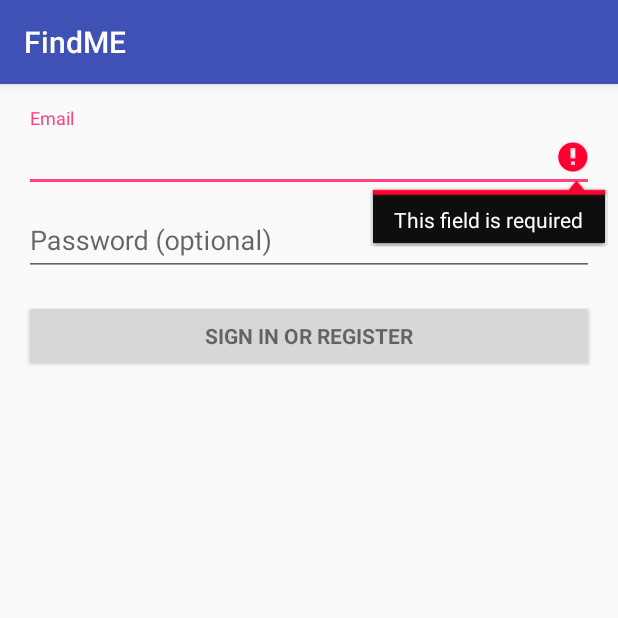
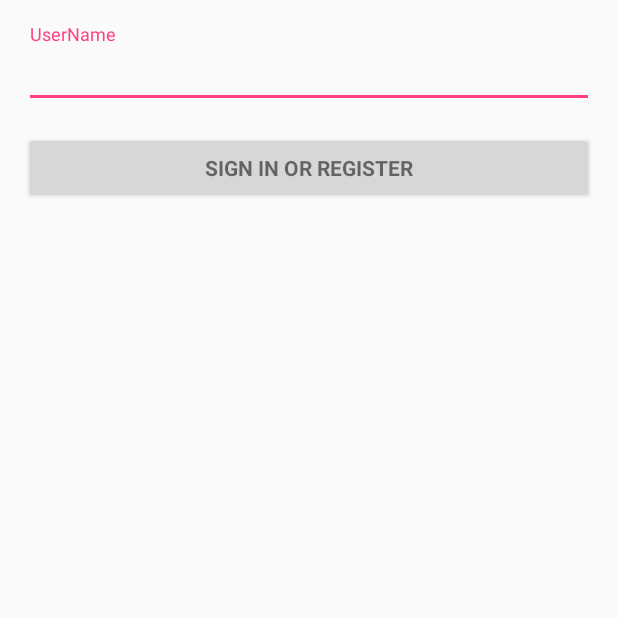
Before and after one commit to zhcfcl/FindME-Kotlin, an Android app: the screen it shows after launch (LoginActivity), after a tap on "SIGN IN OR REGISTER", on a phone screen of 412 x 824 dp, the top half of it. Run offline under Robolectric (Android 15) with nearby library versions, the phone set to English and light mode, and no system bars.

Commit message:
Project-init

```diff
--- a/app/src/main/AndroidManifest.xml
+++ b/app/src/main/AndroidManifest.xml
@@ -1,7 +1,7 @@
 <?xml version="1.0" encoding="utf-8"?>
 <manifest xmlns:android="http://schemas.android.com/apk/res/android"
     package="person.zhc.findme">
-    <!-- To auto-complete the email text field in the login form with the user's emails -->
+    <!-- To auto-complete userNamemail text field in the login form with the user's emails -->
     <uses-permission android:name="android.permission.GET_ACCOUNTS" />
     <uses-permission android:name="android.permission.READ_PROFILE" />
     <uses-permission android:name="android.permission.READ_CONTACTS" />
@@ -14,7 +14,7 @@
         android:supportsRtl="true"
         android:theme="@style/AppTheme">
         <activity
-            android:name=".LoginActivity"
+            android:name=".view.LoginActivity"
             android:label="@string/app_name">
             <intent-filter>
                 <action android:name="android.intent.action.MAIN" />
--- a/app/src/main/java/person/zhc/findme/LoginActivity.kt
+++ /dev/null
@@ -1,295 +0,0 @@
-package person.zhc.findme
-
-import android.animation.Animator
-import android.animation.AnimatorListenerAdapter
-import android.annotation.TargetApi
-import android.content.pm.PackageManager
-import android.support.design.widget.Snackbar
-import android.support.v7.app.AppCompatActivity
-import android.app.LoaderManager.LoaderCallbacks
-import android.content.CursorLoader
-import android.content.Loader
-import android.database.Cursor
-import android.net.Uri
-import android.os.AsyncTask
-import android.os.Build
-import android.os.Bundle
-import android.provider.ContactsContract
-import android.text.TextUtils
-import android.view.View
-import android.view.inputmethod.EditorInfo
-import android.widget.ArrayAdapter
-import android.widget.TextView
-
-import java.util.ArrayList
-import android.Manifest.permission.READ_CONTACTS
-
-import kotlinx.android.synthetic.main.activity_login.*
-
-/**
- * A login screen that offers login via email/password.
- */
-class LoginActivity : AppCompatActivity(), LoaderCallbacks<Cursor> {
-    /**
-     * Keep track of the login task to ensure we can cancel it if requested.
-     */
-    private var mAuthTask: UserLoginTask? = null
-
-    override fun onCreate(savedInstanceState: Bundle?) {
-        super.onCreate(savedInstanceState)
-        setContentView(R.layout.activity_login)
-        // Set up the login form.
-        populateAutoComplete()
-        password.setOnEditorActionListener(TextView.OnEditorActionListener { _, id, _ ->
-            if (id == EditorInfo.IME_ACTION_DONE || id == EditorInfo.IME_NULL) {
-                attemptLogin()
-                return@OnEditorActionListener true
-            }
-            false
-        })
-
-        email_sign_in_button.setOnClickListener { attemptLogin() }
-    }
-
-    private fun populateAutoComplete() {
-        if (!mayRequestContacts()) {
-            return
-        }
-
-        loaderManager.initLoader(0, null, this)
-    }
-
-    private fun mayRequestContacts(): Boolean {
-        if (Build.VERSION.SDK_INT < Build.VERSION_CODES.M) {
-            return true
-        }
-        if (checkSelfPermission(READ_CONTACTS) == PackageManager.PERMISSION_GRANTED) {
-            return true
-        }
-        if (shouldShowRequestPermissionRationale(READ_CONTACTS)) {
-            Snackbar.make(email, R.string.permission_rationale, Snackbar.LENGTH_INDEFINITE)
-                    .setAction(android.R.string.ok,
-                            { requestPermissions(arrayOf(READ_CONTACTS), REQUEST_READ_CONTACTS) })
-        } else {
-            requestPermissions(arrayOf(READ_CONTACTS), REQUEST_READ_CONTACTS)
-        }
-        return false
-    }
-
-    /**
-     * Callback received when a permissions request has been completed.
-     */
-    override fun onRequestPermissionsResult(requestCode: Int, permissions: Array<String>,
-                                            grantResults: IntArray) {
-        if (requestCode == REQUEST_READ_CONTACTS) {
-            if (grantResults.size == 1 && grantResults[0] == PackageManager.PERMISSION_GRANTED) {
-                populateAutoComplete()
-            }
-        }
-    }
-
-
-    /**
-     * Attempts to sign in or register the account specified by the login form.
-     * If there are form errors (invalid email, missing fields, etc.), the
-     * errors are presented and no actual login attempt is made.
-     */
-    private fun attemptLogin() {
-        if (mAuthTask != null) {
-            return
-        }
-
-        // Reset errors.
-        email.error = null
-        password.error = null
-
-        // Store values at the time of the login attempt.
-        val emailStr = email.text.toString()
-        val passwordStr = password.text.toString()
-
-        var cancel = false
-        var focusView: View? = null
-
-        // Check for a valid password, if the user entered one.
-        if (!TextUtils.isEmpty(passwordStr) && !isPasswordValid(passwordStr)) {
-            password.error = getString(R.string.error_invalid_password)
-            focusView = password
-            cancel = true
-        }
-
-        // Check for a valid email address.
-        if (TextUtils.isEmpty(emailStr)) {
-            email.error = getString(R.string.error_field_required)
-            focusView = email
-            cancel = true
-        } else if (!isEmailValid(emailStr)) {
-            email.error = getString(R.string.error_invalid_email)
-            focusView = email
-            cancel = true
-        }
-
-        if (cancel) {
-            // There was an error; don't attempt login and focus the first
-            // form field with an error.
-            focusView?.requestFocus()
-        } else {
-            // Show a progress spinner, and kick off a background task to
-            // perform the user login attempt.
-            showProgress(true)
-            mAuthTask = UserLoginTask(emailStr, passwordStr)
-            mAuthTask!!.execute(null as Void?)
-        }
-    }
-
-    private fun isEmailValid(email: String): Boolean {
-        //TODO: Replace this with your own logic
-        return email.contains("@")
-    }
-
-    private fun isPasswordValid(password: String): Boolean {
-        //TODO: Replace this with your own logic
-        return password.length > 4
-    }
-
-    /**
-     * Shows the progress UI and hides the login form.
-     */
-    @TargetApi(Build.VERSION_CODES.HONEYCOMB_MR2)
-    private fun showProgress(show: Boolean) {
-        // On Honeycomb MR2 we have the ViewPropertyAnimator APIs, which allow
-        // for very easy animations. If available, use these APIs to fade-in
-        // the progress spinner.
-        if (Build.VERSION.SDK_INT >= Build.VERSION_CODES.HONEYCOMB_MR2) {
-            val shortAnimTime = resources.getInteger(android.R.integer.config_shortAnimTime).toLong()
-
-            login_form.visibility = if (show) View.GONE else View.VISIBLE
-            login_form.animate()
-                    .setDuration(shortAnimTime)
-                    .alpha((if (show) 0 else 1).toFloat())
-                    .setListener(object : AnimatorListenerAdapter() {
-                        override fun onAnimationEnd(animation: Animator) {
-                            login_form.visibility = if (show) View.GONE else View.VISIBLE
-                        }
-                    })
-
-            login_progress.visibility = if (show) View.VISIBLE else View.GONE
-            login_progress.animate()
-                    .setDuration(shortAnimTime)
-                    .alpha((if (show) 1 else 0).toFloat())
-                    .setListener(object : AnimatorListenerAdapter() {
-                        override fun onAnimationEnd(animation: Animator) {
-                            login_progress.visibility = if (show) View.VISIBLE else View.GONE
-                        }
-                    })
-        } else {
-            // The ViewPropertyAnimator APIs are not available, so simply show
-            // and hide the relevant UI components.
-            login_progress.visibility = if (show) View.VISIBLE else View.GONE
-            login_form.visibility = if (show) View.GONE else View.VISIBLE
-        }
-    }
-
-    override fun onCreateLoader(i: Int, bundle: Bundle?): Loader<Cursor> {
-        return CursorLoader(this,
-                // Retrieve data rows for the device user's 'profile' contact.
-                Uri.withAppendedPath(ContactsContract.Profile.CONTENT_URI,
-                        ContactsContract.Contacts.Data.CONTENT_DIRECTORY), ProfileQuery.PROJECTION,
-
-                // Select only email addresses.
-                ContactsContract.Contacts.Data.MIMETYPE + " = ?", arrayOf(ContactsContract.CommonDataKinds.Email
-                .CONTENT_ITEM_TYPE),
-
-                // Show primary email addresses first. Note that there won't be
-                // a primary email address if the user hasn't specified one.
-                ContactsContract.Contacts.Data.IS_PRIMARY + " DESC")
-    }
-
-    override fun onLoadFinished(cursorLoader: Loader<Cursor>, cursor: Cursor) {
-        val emails = ArrayList<String>()
-        cursor.moveToFirst()
-        while (!cursor.isAfterLast) {
-            emails.add(cursor.getString(ProfileQuery.ADDRESS))
-            cursor.moveToNext()
-        }
-
-        addEmailsToAutoComplete(emails)
-    }
-
-    override fun onLoaderReset(cursorLoader: Loader<Cursor>) {
-
-    }
-
-    private fun addEmailsToAutoComplete(emailAddressCollection: List<String>) {
-        //Create adapter to tell the AutoCompleteTextView what to show in its dropdown list.
-        val adapter = ArrayAdapter(this@LoginActivity,
-                android.R.layout.simple_dropdown_item_1line, emailAddressCollection)
-
-        email.setAdapter(adapter)
-    }
-
-    object ProfileQuery {
-        val PROJECTION = arrayOf(
-                ContactsContract.CommonDataKinds.Email.ADDRESS,
-                ContactsContract.CommonDataKinds.Email.IS_PRIMARY)
-        val ADDRESS = 0
-        val IS_PRIMARY = 1
-    }
-
-    /**
-     * Represents an asynchronous login/registration task used to authenticate
-     * the user.
-     */
-    inner class UserLoginTask internal constructor(private val mEmail: String, private val mPassword: String) : AsyncTask<Void, Void, Boolean>() {
-
-        override fun doInBackground(vararg params: Void): Boolean? {
-            // TODO: attempt authentication against a network service.
-
-            try {
-                // Simulate network access.
-                Thread.sleep(2000)
-            } catch (e: InterruptedException) {
-                return false
-            }
-
-            return DUMMY_CREDENTIALS
-                    .map { it.split(":") }
-                    .firstOrNull { it[0] == mEmail }
-                    ?.let {
-                        // Account exists, return true if the password matches.
-                        it[1] == mPassword
-                    }
-                    ?: true
-        }
-
-        override fun onPostExecute(success: Boolean?) {
-            mAuthTask = null
-            showProgress(false)
-
-            if (success!!) {
-                finish()
-            } else {
-                password.error = getString(R.string.error_incorrect_password)
-                password.requestFocus()
-            }
-        }
-
-        override fun onCancelled() {
-            mAuthTask = null
-            showProgress(false)
-        }
-    }
-
-    companion object {
-
-        /**
-         * Id to identity READ_CONTACTS permission request.
-         */
-        private val REQUEST_READ_CONTACTS = 0
-
-        /**
-         * A dummy authentication store containing known user names and passwords.
-         * TODO: remove after connecting to a real authentication system.
-         */
-        private val DUMMY_CREDENTIALS = arrayOf("foo@example.com:hello", "bar@example.com:world")
-    }
-}
--- /dev/null
+++ b/app/src/main/java/person/zhc/findme/view/LoginActivity.kt
@@ -0,0 +1,35 @@
+package person.zhc.findme.view
+
+import android.app.Activity
+import android.os.Bundle
+import android.view.View
+import kotlinx.android.synthetic.main.activity_login.*
+import person.zhc.findme.R
+
+/**
+ * Created by huanchen on 2018/8/23.
+ */
+class LoginActivity : Activity() {
+    var name:String = "";
+
+
+
+    override fun onCreate(savedInstanceState: Bundle?) {
+        super.onCreate(savedInstanceState)
+
+        setContentView(R.layout.activity_login);
+
+        initParams();
+        initEvents();
+    }
+
+    fun initParams(){
+        name = userName.text.toString();
+    }
+
+    fun initEvents(){
+        signInBtn.setOnClickListener(View.OnClickListener {
+
+        })
+    }
+}
--- a/app/src/main/res/layout/activity_login.xml
+++ b/app/src/main/res/layout/activity_login.xml
@@ -8,7 +8,7 @@
     android:paddingLeft="@dimen/activity_horizontal_margin"
     android:paddingRight="@dimen/activity_horizontal_margin"
     android:paddingTop="@dimen/activity_vertical_margin"
-    tools:context="person.zhc.findme.LoginActivity">
+    tools:context="person.zhc.findme.view.LoginActivity">
 
     <!-- Login progress -->
     <ProgressBar
@@ -35,36 +35,18 @@
                 android:layout_height="wrap_content">
 
                 <AutoCompleteTextView
-                    android:id="@+id/email"
+                    android:id="@+id/userName"
                     android:layout_width="match_parent"
                     android:layout_height="wrap_content"
-                    android:hint="@string/prompt_email"
+                    android:hint="@string/prompt_userName"
                     android:inputType="textEmailAddress"
                     android:maxLines="1"
                     android:singleLine="true" />
 
             </android.support.design.widget.TextInputLayout>
 
-            <android.support.design.widget.TextInputLayout
-                android:layout_width="match_parent"
-                android:layout_height="wrap_content">
-
-                <EditText
-                    android:id="@+id/password"
-                    android:layout_width="match_parent"
-                    android:layout_height="wrap_content"
-                    android:hint="@string/prompt_password"
-                    android:imeActionId="6"
-                    android:imeActionLabel="@string/action_sign_in_short"
-                    android:imeOptions="actionUnspecified"
-                    android:inputType="textPassword"
-                    android:maxLines="1"
-                    android:singleLine="true" />
-
-            </android.support.design.widget.TextInputLayout>
-
             <Button
-                android:id="@+id/email_sign_in_button"
+                android:id="@+id/signInBtn"
                 style="?android:textAppearanceSmall"
                 android:layout_width="match_parent"
                 android:layout_height="wrap_content"
--- a/app/src/main/res/values/strings.xml
+++ b/app/src/main/res/values/strings.xml
@@ -13,4 +13,5 @@
     <string name="permission_rationale">"Contacts permissions are needed for providing email
         completions."
     </string>
+    <string name="prompt_userName">UserName</string>
 </resources>
```
Also changed, not shown: app/src/main/java/person/zhc/findme/view/MapActivity.kt (added, +16 -0 lines).
